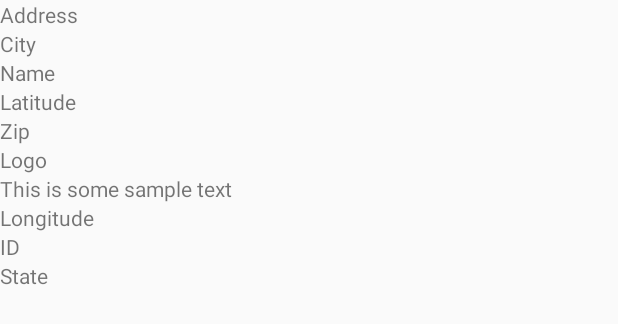
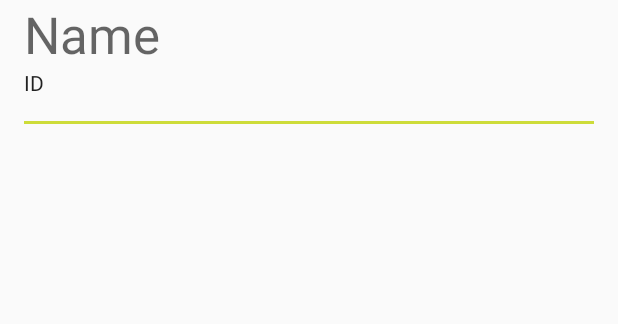
Before and after one commit to tovouk/Test_App, an Android app: the layout list_item.xml on its own in the app's theme, with its tools: preview values and no code run, on a phone screen of 412 x 824 dp. Shown: the top 324 px of the screen. Run offline under Robolectric (Android 15) with nearby library versions, the phone set to English and light mode, and no system bars.

Commit message:
Fix RecyclerView, Add detailActivity

```diff
--- a/app/src/main/java/christopher/bottlerock/ServiceBuilder.kt
+++ b/app/src/main/java/christopher/bottlerock/ServiceBuilder.kt
@@ -1,5 +1,7 @@
 package christopher.bottlerock
 
+import com.google.gson.Gson
+import com.google.gson.GsonBuilder
 import okhttp3.OkHttpClient
 import okhttp3.logging.HttpLoggingInterceptor
 import retrofit2.Retrofit
@@ -7,7 +9,7 @@ import retrofit2.converter.gson.GsonConverterFactory
 
 object ServiceBuilder {
 
-    const val BASE_URL = "http://sandbox.bottlerocketapps.com/BR_Android_CodingExam_2015_Server/"
+    private val BASE_URL = "http://sandbox.bottlerocketapps.com/BR_Android_CodingExam_2015_Server/"
 
     private val logger = HttpLoggingInterceptor().setLevel(HttpLoggingInterceptor.Level.BODY)
 
@@ -25,5 +27,4 @@ object ServiceBuilder {
         return retrofit.create(serviceType)
     }
 
-
 }
--- a/app/src/main/java/christopher/bottlerock/StoreService.kt
+++ b/app/src/main/java/christopher/bottlerock/StoreService.kt
@@ -6,5 +6,5 @@ import retrofit2.http.GET
 interface StoreService {
 
     @GET("stores.json")
-    fun getStoreList(): Call<List<StoreX>>
+    fun getStoreList(): Call<StoreList>
 }
--- a/app/src/main/res/layout/list_item.xml
+++ b/app/src/main/res/layout/list_item.xml
@@ -5,43 +5,20 @@
               android:orientation="vertical">
 
     <TextView android:layout_width="match_parent" android:layout_height="wrap_content"
-    tools:text="Address"
-    android:id="@+id/tvAddress"/>
+              android:layout_marginStart="16dp"
+              android:layout_marginEnd="16dp"
+              tools:text="Name"
+              android:id="@+id/tvName" android:textAppearance="@style/TextAppearance.AppCompat.Display1"/>
 
     <TextView android:layout_width="match_parent" android:layout_height="wrap_content"
-              tools:text="City"
-              android:id="@+id/tvCity"/>
+              android:layout_marginStart="16dp"
+              android:layout_marginEnd="16dp"
+              tools:text="ID"
+              android:id="@+id/tvID" android:textAppearance="@style/TextAppearance.AppCompat.Body1"/>
 
-    <TextView android:layout_width="match_parent" android:layout_height="wrap_content"
-              tools:text="Name"
-              android:id="@+id/tvName"/>
-
-    <TextView android:layout_width="match_parent" android:layout_height="wrap_content"
-              tools:text="Latitude"
-              android:id="@+id/tvLat"/>
-
-    <TextView android:layout_width="match_parent" android:layout_height="wrap_content"
-              tools:text="Zip"
-              android:id="@+id/tvZip"/>
-
-    <TextView android:layout_width="match_parent" android:layout_height="wrap_content"
-              tools:text="Logo"
-              android:id="@+id/tvLogo"/>
-
-    <TextView android:layout_width="match_parent" android:layout_height="wrap_content"
-              tools:text="This is some sample text"
-              android:id="@+id/tvPhone"/>
-
-    <TextView android:layout_width="match_parent" android:layout_height="wrap_content"
-              tools:text="Longitude"
-              android:id="@+id/tvLong"/>
-
-    <TextView android:layout_width="match_parent" android:layout_height="wrap_content"
-              tools:text="ID"
-              android:id="@+id/tvID"/>
-
-    <TextView android:layout_width="match_parent" android:layout_height="wrap_content"
-              tools:text="State"
-              android:id="@+id/tvState"/>
+    <View android:layout_width="match_parent" android:layout_height="2dp"
+          android:layout_margin="16dp"
+          android:background="#CDDC39"
+    />
 
 </LinearLayout>
--- a/build.gradle
+++ b/build.gradle
@@ -1,7 +1,7 @@
 // Top-level build file where you can add configuration options common to all sub-projects/modules.
 
 buildscript {
-    ext.kotlin_version = '1.3.30'
+    ext.kotlin_version = '1.3.31'
     repositories {
         google()
         jcenter()
@@ -19,6 +19,7 @@ allprojects {
     repositories {
         google()
         jcenter()
+        mavenCentral()
 
     }
 }
```
Also changed, not shown: app/build.gradle (+6 -2 lines), app/src/main/AndroidManifest.xml (+5 -2 lines), app/src/main/java/christopher/bottlerock/AppGlideModule.kt (added, +8 -0 lines), app/src/main/java/christopher/bottlerock/Database.kt (+33 -33 lines), app/src/main/java/christopher/bottlerock/MainActivity.kt (+41 -11 lines), app/src/main/java/christopher/bottlerock/Store.kt (+19 -15 lines), app/src/main/java/christopher/bottlerock/StoreActivity.kt (added, +38 -0 lines), app/src/main/java/christopher/bottlerock/StoreAdapter.kt (+26 -28 lines), app/src/main/res/layout/activity_main.xml (+7 -10 lines), app/src/main/res/layout/activity_store.xml (added, +21 -0 lines).
